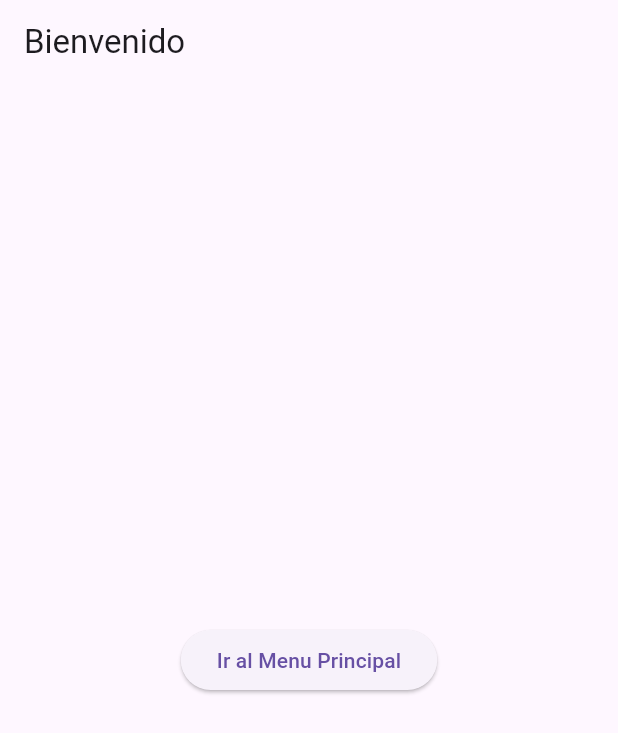
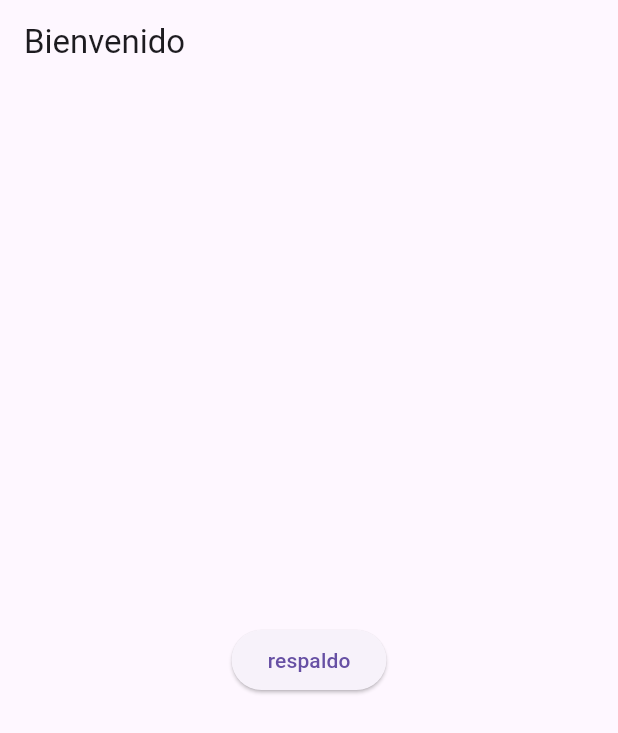
Before and after one commit to LuisMario698/my_kuki_proyecto, a Flutter app: the screen it shows after launch, on a phone screen of 412 x 824 dp. Shown: the top 733 px of the screen. Run offline on Flutter 3.47's test engine with Material 3 defaults, Android fonts, the phone set to English and light mode, and no system bars; our stand-ins replace file_picker.

Commit message:
Descripción del cambio realizado2

```diff
--- a/lib/main.dart
+++ b/lib/main.dart
@@ -40,7 +40,7 @@ class HomeScreen extends StatelessWidget {
               MaterialPageRoute(builder: (context) => const MenuPrincipal()),
             );
           },
-          child: Text('Ir al Menu Principal'),
+          child: Container(child: Text('respaldo')),
         ),
       ),
     );
--- a/lib/src/informacion_personal.dart
+++ b/lib/src/informacion_personal.dart
@@ -29,7 +29,7 @@ class _InformacionPersonalState extends State<InformacionPersonal> {
   @override
   Widget build(BuildContext context) {
     return Scaffold(
-      appBar: AppBar(title: Text('Información Personal')),
+      appBar: AppBar(title: Text('Información Personal22')),
       body: SingleChildScrollView(
         child: Padding(
           padding: const EdgeInsets.all(16.0),
```
